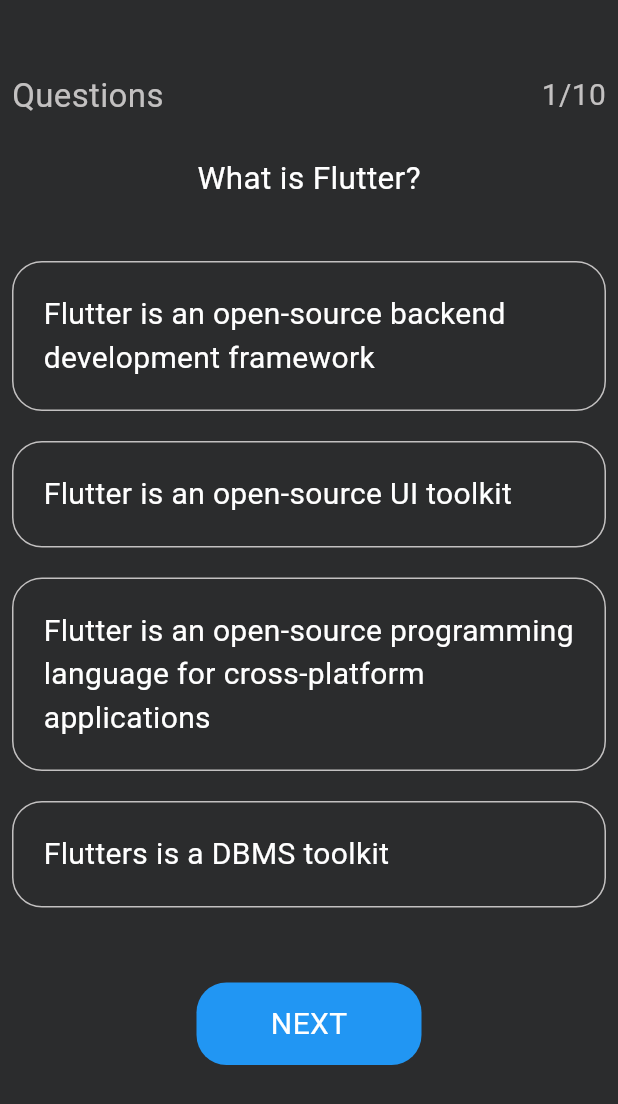
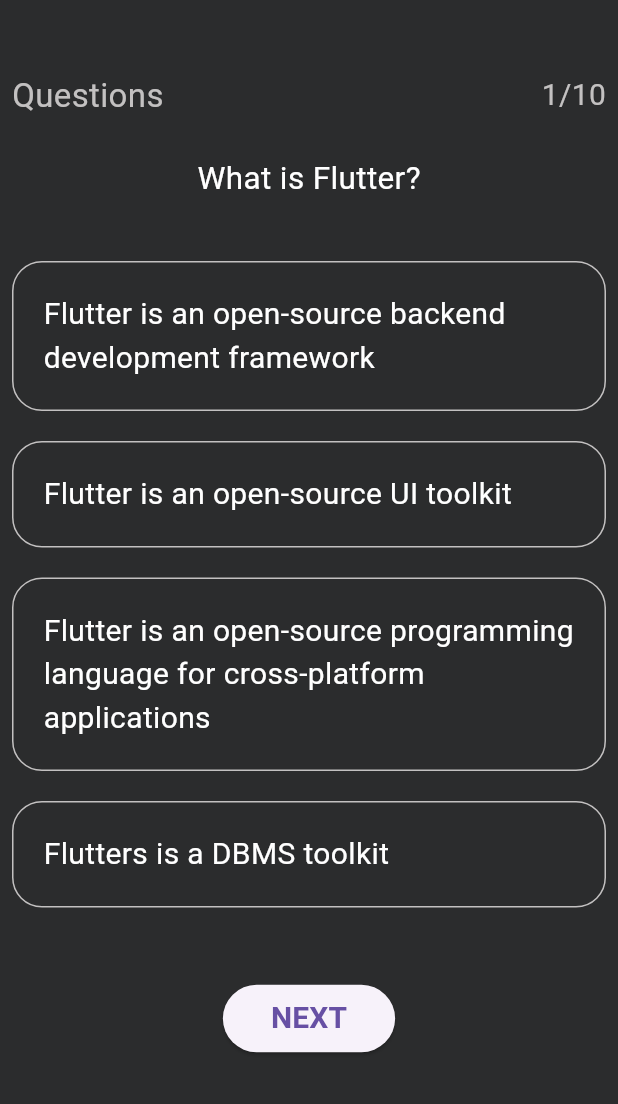
Before and after one commit to AbhinandhanaPU/quiz_app, a Flutter app: the QuizScreen screen opened directly, on a phone screen of 412 x 824 dp. Shown: the top 1104 px of the screen. Run offline on Flutter 3.47's test engine with Material 3 defaults, Android fonts, the light colour scheme and no system bars; our stand-ins replace lottie.

Commit message:
first commit

```diff
--- a/lib/main.dart
+++ b/lib/main.dart
@@ -1,5 +1,5 @@
 import 'package:flutter/material.dart';
-import 'package:quiz_apk/view/quiz_screen.dart';
+import 'package:quiz_apk/view/splash_screen.dart';
 
 void main(List<String> args) {
   runApp(MyApp());
@@ -12,7 +12,7 @@
   Widget build(BuildContext context) {
     return MaterialApp(
       debugShowCheckedModeBanner: false,
-      home: QuizScreen(),
+      home: SplashScreen(),
     );
   }
 }
--- a/lib/view/quiz_screen.dart
+++ b/lib/view/quiz_screen.dart
@@ -81,8 +81,8 @@
                 ),
               ),
               SizedBox(height: 50),
-              InkWell(
-                onTap: () {
+              ElevatedButton(
+                onPressed: () {
                   if (DataBase.quizList[value]["answer"] == checkValue) {
                     correctAnwser++;
                   } else {
@@ -101,20 +101,15 @@
                   checkValue = 5;
                   setState(() {});
                 },
-                child: Container(
-                  height: 55,
-                  width: 150,
-                  decoration: BoxDecoration(
-                      color: Colors.blue,
-                      borderRadius: BorderRadius.circular(20)),
-                  child: Center(
-                      child: Text(
+                child: Padding(
+                  padding: const EdgeInsets.all(8.0),
+                  child: Text(
                     "NEXT",
                     style: TextStyle(
-                        fontSize: 20,
-                        fontWeight: FontWeight.w400,
-                        color: Colors.white),
-                  )),
+                      fontSize: 20,
+                      fontWeight: FontWeight.bold,
+                    ),
+                  ),
                 ),
               )
             ],
--- a/pubspec.yaml
+++ b/pubspec.yaml
@@ -54,8 +54,8 @@
   # the material Icons class.
   uses-material-design: true
   # To add assets to your application, add an assets section, like this:
-  # assets:
-  #   - images/a_dot_burr.jpeg
+  assets:
+    - assets/animation/
   #   - images/a_dot_ham.jpeg
   # An image asset can refer to one or more resolution-specific "variants", see
   # https://flutter.dev/assets-and-images/#resolution-aware
```
Also changed, not shown: assets/animation/Animation - 1702660139193.json (added, +1 -0 lines), lib/view/intro_screen.dart (added, +30 -0 lines), lib/view/splash_screen.dart (added, +35 -0 lines), pubspec.lock.
